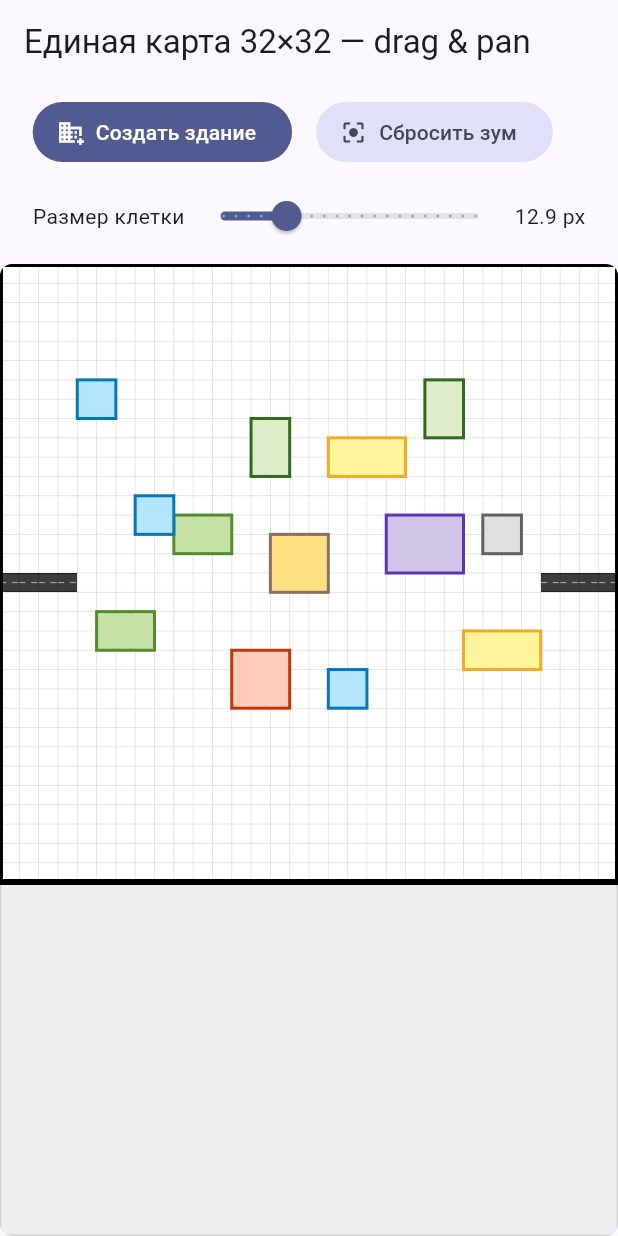
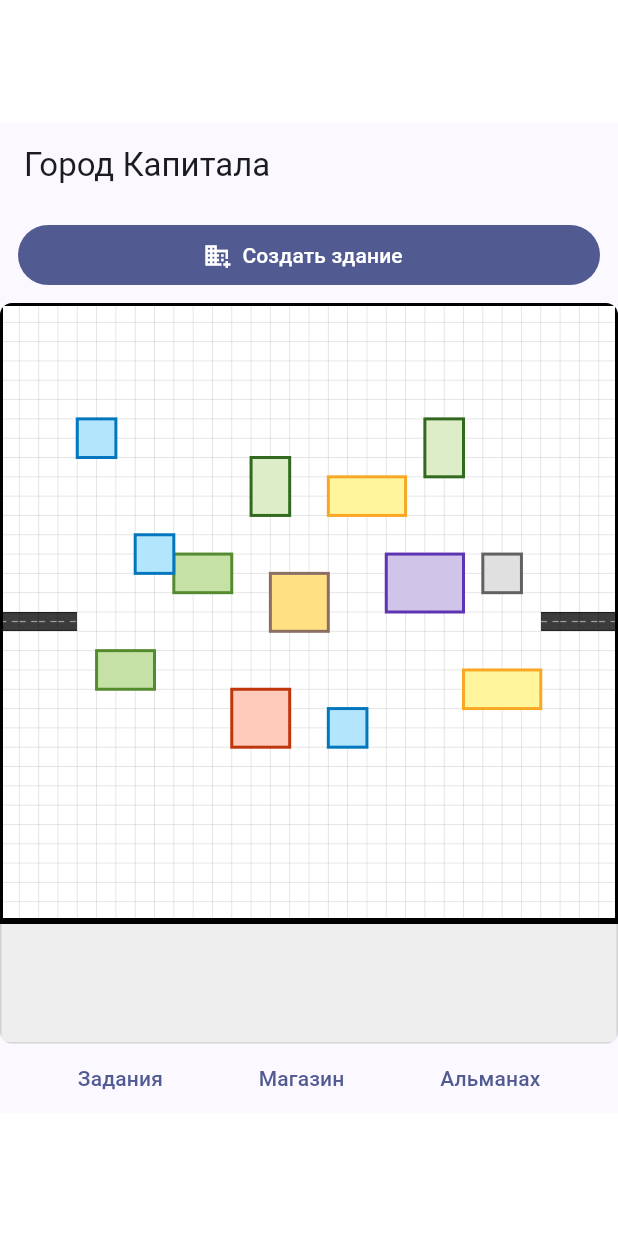
Before and after one commit to NIKIRZATOR/hackathon_economy_app, a Flutter app: the screen it shows after launch, on a phone screen of 412 x 824 dp. Run offline on Flutter 3.47's test engine with Material 3 defaults, Android fonts, the phone set to English and light mode, and no system bars.

Commit message:
1. Главный экран теперь сделан под мобилку (414х660). Добавлена переменная boolean для изменения отображения: либо чисто под телефон (берет размеры телефона) либо в браузере с размерами 414х660 2. Добавлена заглушка нижней панели с кнопками (кликабельные, без функционала)

```diff
--- /dev/null
+++ b/lib/features/bottom_bar/bottom_bar_container.dart
@@ -0,0 +1,33 @@
+import 'package:flutter/material.dart';
+
+import 'bottom_bar_functions.dart';
+
+class CityMapBottomBar extends StatelessWidget {
+  const CityMapBottomBar({super.key, required this.height});
+
+  final double height;
+
+  @override
+  Widget build(BuildContext context) {
+    return SizedBox(
+      height: height,
+      child: Row(
+        mainAxisAlignment: MainAxisAlignment.spaceEvenly,
+        children: [
+          TextButton(
+            onPressed: () => openTasks(context),
+            child: const Text('Задания'),
+          ),
+          TextButton(
+            onPressed: () => openShop(context),
+            child: const Text('Магазин'),
+          ),
+          TextButton(
+            onPressed: () => openAlmanac(context),
+            child: const Text('Альманах'),
+          ),
+        ],
+      ),
+    );
+  }
+}
--- /dev/null
+++ b/lib/features/bottom_bar/bottom_bar_functions.dart
@@ -0,0 +1,20 @@
+import 'package:flutter/material.dart';
+
+
+void openTasks(BuildContext context) {
+  ScaffoldMessenger.of(context).showSnackBar(
+    const SnackBar(content: Text('Открыть Задания')),
+  );
+}
+
+void openShop(BuildContext context) {
+  ScaffoldMessenger.of(context).showSnackBar(
+    const SnackBar(content: Text('Открыть Магазин')),
+  );
+}
+
+void openAlmanac(BuildContext context) {
+  ScaffoldMessenger.of(context).showSnackBar(
+    const SnackBar(content: Text('Открыть Альманах')),
+  );
+}
--- a/lib/features/city_map/screens/city_map_screen.dart
+++ b/lib/features/city_map/screens/city_map_screen.dart
@@ -4,6 +4,7 @@ import 'dart:ui' as ui;
 
 import 'package:flutter/material.dart';
 import 'package:flutter/services.dart' show rootBundle;
+import 'package:hackathon_economy_app/features/bottom_bar/bottom_bar_container.dart';
 import 'package:vector_math/vector_math_64.dart' as v_math;
 
 import '../models/building.dart';
@@ -13,69 +14,69 @@ import '../services/placement_rules.dart';
 import '../services/static_city_layout.dart';
 import '../widgets/confirm_button_overlay.dart';
 
-
-
-// ==== подкл. частей (parts) — см. соседние файлы ====
-part 'parts/map_state_init.dart';     // init/dispose, загрузка текстур, тосты
-part 'parts/map_helpers.dart';        // конвертация координат, утилиты
-part 'parts/map_buildings.dart';      // создание/поиск зданий
-part 'parts/map_dialogs.dart';        // диалог инфо о здании
-part 'parts/map_move_drag.dart';      // перенос/drag&drop здания
-part 'parts/map_widgets.dart';        // кусочки UI: тулбар, холст карты, кнопка ✅ и т.д.
-
+part 'parts/map_state_init.dart'; // init/dispose, загрузка текстур, тосты
+part 'parts/map_helpers.dart'; // конвертация координат, утилиты
+part 'parts/map_buildings.dart'; // создание/поиск зданий
+part 'parts/map_dialogs.dart'; // диалог инфо о здании
+part 'parts/map_move_drag.dart'; // перенос/drag&drop здания
+part 'parts/map_widgets.dart'; // кусочки UI: тулбар, холст карты, кнопка и т.д.
 
 const int kMapRows = 32;
 const int kMapCols = 32;
 
-/// Экран единой карты 32×32
 class CityMapScreen extends StatefulWidget {
   const CityMapScreen({super.key});
+
   @override
   State<CityMapScreen> createState() => _CityMapScreenState();
 }
 
 class _CityMapScreenState extends State<CityMapScreen> {
-
-  /// Безопасный прокси, чтобы не ловить warning 'setState is protected' в extensions
   void doSetState(VoidCallback fn) => setState(fn);
 
-  // --- размеры карты ---
+  // размеры карты
   static const int rows = 32;
   static const int cols = 32;
 
-  // --- состояние карты и зданий ---
+  // рамка смартфона для web-тестов
+  static const double kPhoneWidth = 414;
+  static const double kPhoneHeight = 660;
+
+  // состояние карты и зданий
   late List<List<int>> terrain;
   final List<Building> buildings = [];
   final Random rng = Random(42);
 
-  // --- камера/зум ---
-  double cellScale = 1.0;
+  //  множитель клетки
+  double cellSizeMultiplier = 1.0;
+
+  // камера
   final TransformationController _tc = TransformationController();
 
-  // --- режим переноса ---
+  // режим переноса
   bool _moveMode = false;
   String? _moveRequestedId;
 
-  // --- drag ---
+  // drag
   Building? _dragging;
   late int _dragOffsetInCellsX;
   late int _dragOffsetInCellsY;
   late int _origX, _origY;
   DragPreview? _preview;
 
-  // --- перерисовка ---
+  // перерисовка
   int _paintVersion = 0;
 
-  // --- текстуры (пример: дорога) ---
+  // текстуры (пока что дорога)
   ui.Image? _roadTex;
 
-  /// Инициализация экрана: грузим карту/здания/текстуры, подписываемся на трансформации
+  /// инициализация экрана: грузим карту/здания/текстуры, подписываемся на трансформации
   void mapInit() {
-    terrain = buildStaticCityGrid();                    // статичный 32×32 (0/1/2/3)
-    buildings.addAll(initialBuildingsFromPlacements()); // словарь → размещения
+    terrain = buildStaticCityGrid(); // статичный 32×32 (0/1/2/3)
+    buildings.addAll(initialBuildingsFromPlacements());
     _tc.addListener(() => setState(() {}));
 
-    // Загрузка текстуры дороги (путь из pubspec.yaml)
+    // загрузка текстуры дороги
     _loadUiImage('assets/images/road_gor.png').then((img) {
       if (mounted) setState(() => _roadTex = img);
     });
@@ -95,31 +96,42 @@ class _CityMapScreenState extends State<CityMapScreen> {
 
   @override
   Widget build(BuildContext context) {
-    // размеры «холста» (контейнер 80% высоты экрана)
-    final screen = MediaQuery.of(context).size;
-    final mapHeightTarget = screen.height * 0.8;
-    final baseCell = min(screen.width / cols, mapHeightTarget / rows);
-    final cellSize = baseCell * cellScale;
+    final media = MediaQuery.of(context);
 
-    return Scaffold(
+    bool isMobile = false; // true = реальный телефон, false = web-рамка
+    final double targetW = isMobile ? media.size.width : kPhoneWidth;
+    final double targetH = isMobile ? media.size.height : kPhoneHeight;
+
+    return Center(
+      child: SizedBox(
+        width: targetW,
+        height: targetH,
+        child: Scaffold(
           appBar: AppBar(
-        title: const Text('Единая карта 32×32 — drag & pan'),
+            title: const Text('Город Капитала'),
             actions: [
               if (_moveMode)
                 Padding(
                   padding: const EdgeInsets.only(right: 12),
                   child: Center(
-                child: Text('Режим переноса',
-                    style: TextStyle(color: Theme.of(context).colorScheme.primary)),
+                    child: Text(
+                      'Перенос',
+                      style: TextStyle(
+                        color: Theme.of(context).colorScheme.primary,
+                      ),
+                    ),
                   ),
                 ),
             ],
           ),
           body: Column(
             children: [
-          buildTopToolbar(cellSize),           // см. part: map_widgets.dart
-          Expanded(child: buildMapCanvas(cellSize)), // см. part
+              buildTopToolbar(),
+              Expanded(child: buildMapCanvas()),
+              CityMapBottomBar(height: targetH * 0.07),
             ],
+          ),
+        ),
       ),
     );
   }
```
Also changed, not shown: lib/features/city_map/screens/parts/map_widgets.dart (+23 -50 lines). Lines whose indentation alone changed are shown as unchanged.
